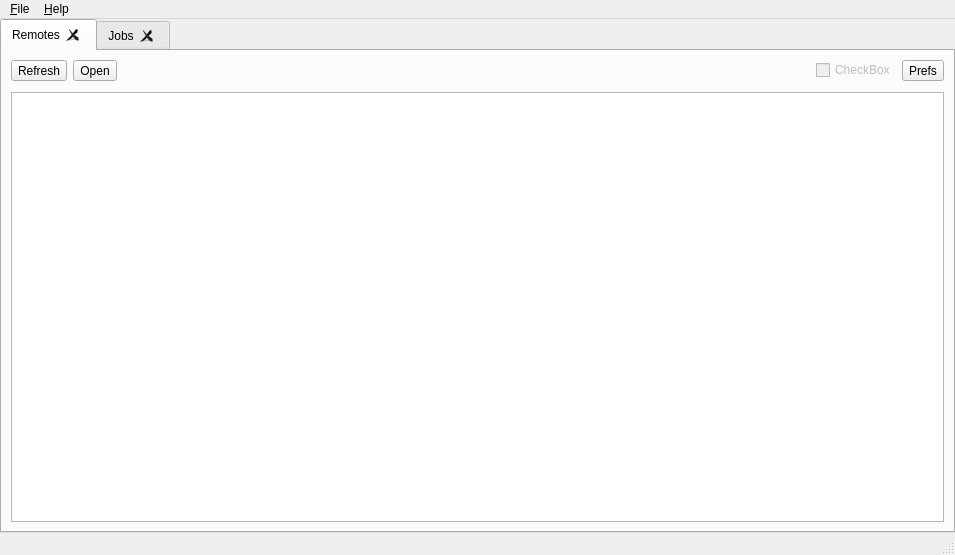
DeliciousMeatPop/ARMGDDNBrowser, file src/main_window.ui: the form before one commit.
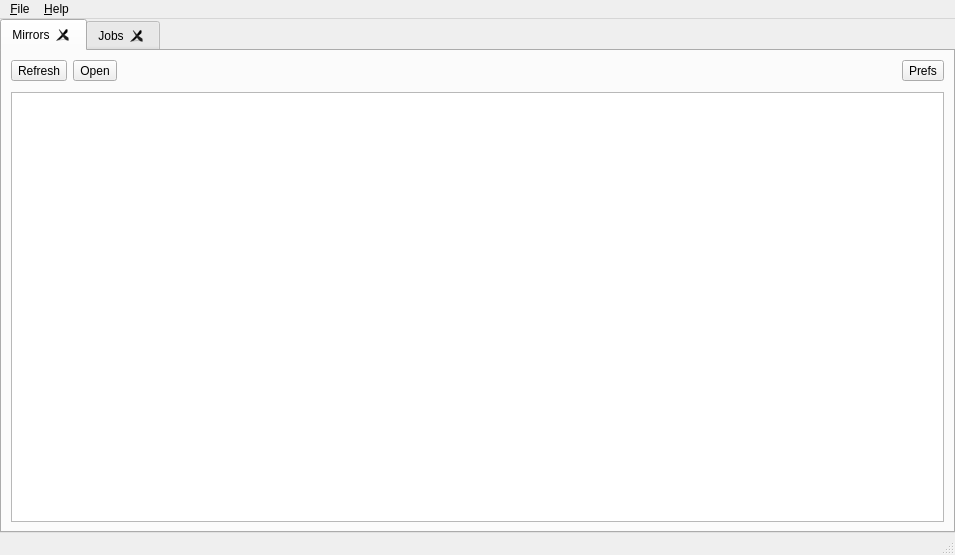
The form after the commit.

Commit message:
Icons, Mirrors tab, folder excludes, drop Link/Tree buttons
- Drive remotes use the colored AG logo in both light and dark themes
- Remote-folder headers use a folder graphic with the AG logo on it
- Remote-folder patterns support excludes: 'Include-* / term' drops any
  matching remote whose name matches an exclude term after the slash
- Rename the Remotes tab to Mirrors and remove the placeholder CheckBoxes
- Remove the Link and DirTree buttons from the remote view

Claude-Session: https://claude.ai/code/session_01PwAc1L9ySwoJrtAQrh8vrN

Diff of the .ui file:
```diff
--- a/src/main_window.ui
+++ b/src/main_window.ui
@@ -40,7 +40,7 @@
       </property>
       <widget class="QWidget" name="widget">
        <attribute name="title">
-        <string>Remotes</string>
+        <string>Mirrors</string>
        </attribute>
        <layout class="QVBoxLayout" name="verticalLayout">
         <item>
@@ -81,16 +81,6 @@
             </property>
            </spacer>
           </item>
-          <item>
-           <widget class="QCheckBox" name="layoutcontrol3">
-            <property name="enabled">
-             <bool>false</bool>
-            </property>
-            <property name="text">
-             <string>CheckBox</string>
-            </property>
-           </widget>
-          </item>
           <item>
            <widget class="QToolButton" name="buttonPrefs">
             <property name="toolTip">
```
Left out of the diff: 10 changed lines with no effect on the pictures. The commit also changes 7 other files.
